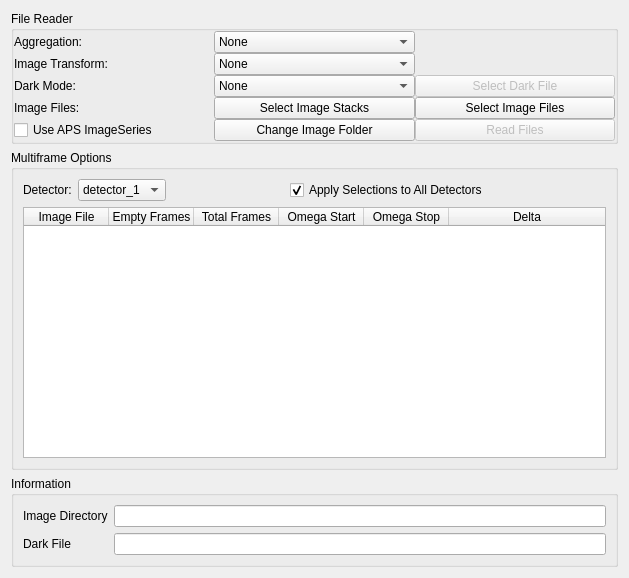
The window that hexrd/ui/resources/ui/load_panel.ui (HEXRD/hexrdgui) describes before a commit, drawn with Qt 5.
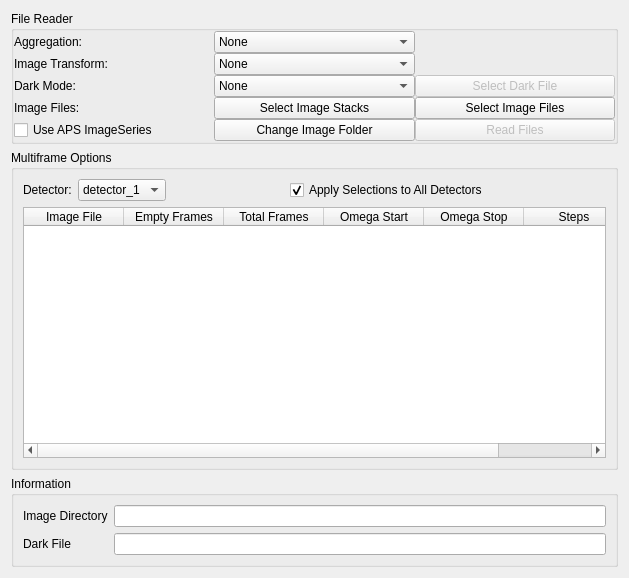
The same window after the commit.

Commit message:
Provide start, stop and steps in load panel
No longer requires entering the delta value.

The edit to the form file:
```diff
--- a/hexrd/ui/resources/ui/load_panel.ui
+++ b/hexrd/ui/resources/ui/load_panel.ui
@@ -303,7 +303,7 @@
          <bool>false</bool>
         </property>
         <attribute name="horizontalHeaderDefaultSectionSize">
-         <number>85</number>
+         <number>100</number>
         </attribute>
         <attribute name="horizontalHeaderStretchLastSection">
          <bool>true</bool>
@@ -335,7 +335,7 @@
         </column>
         <column>
          <property name="text">
-          <string>Delta</string>
+          <string>Steps</string>
          </property>
         </column>
        </widget>
```
The commit also changes 1 other file.
